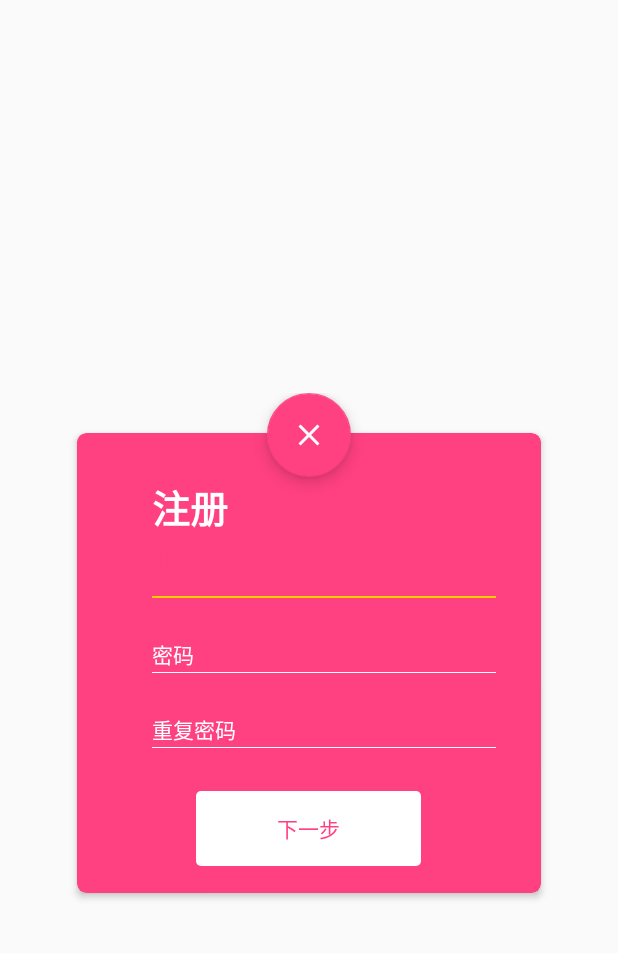
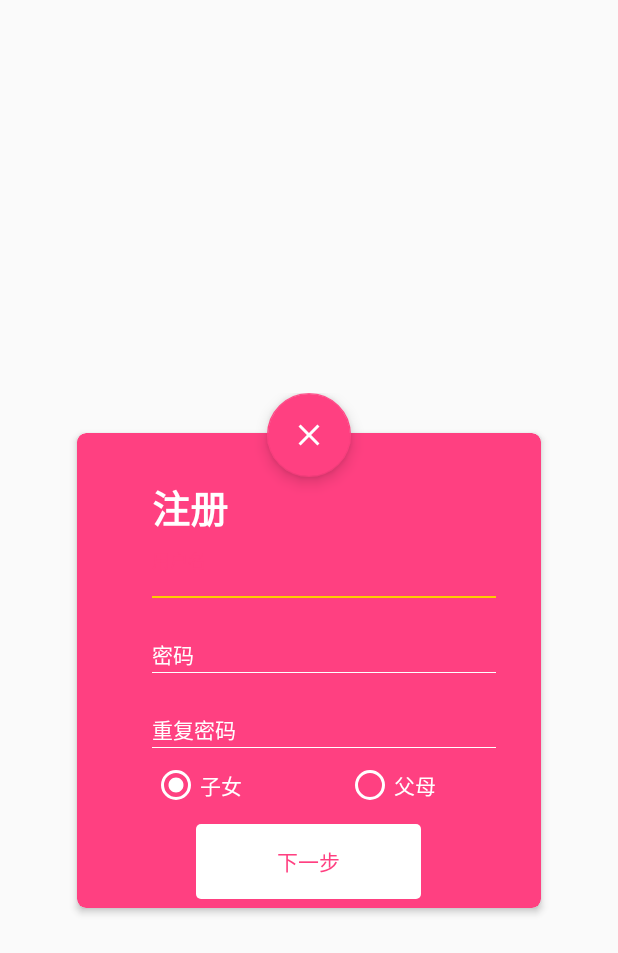
Before and after one commit to InnoFang/FamilyBond, an Android app: the layout activity_register.xml on its own in the app's theme, with its tools: preview values and no code run, on a phone screen of 412 x 824 dp. Shown: the top 953 px of the screen. Run offline under Robolectric (Android 15) with nearby library versions, the light colour scheme and no system bars.

Commit message:
[UPDATE] implement the logic and ui of login and register

```diff
--- a/app/src/main/res/layout/activity_register.xml
+++ b/app/src/main/res/layout/activity_register.xml
@@ -15,7 +15,7 @@
         <android.support.v7.widget.CardView
             android:id="@+id/register_card_view"
             android:layout_width="match_parent"
-            android:layout_height="320dp"
+            android:layout_height="330dp"
             android:layout_gravity="center_horizontal"
             android:layout_marginTop="20dp"
             app:cardBackgroundColor="@color/colorAccent"
@@ -90,6 +90,32 @@
 
                 </android.support.design.widget.TextInputLayout>
 
+                <RadioGroup
+                    android:layout_width="match_parent"
+                    android:layout_height="wrap_content"
+                    android:layout_marginStart="50dp"
+                    android:orientation="horizontal">
+
+                    <android.support.v7.widget.AppCompatRadioButton
+                        android:id="@+id/children_client_radio_button"
+                        android:layout_width="0dp"
+                        android:layout_height="wrap_content"
+                        android:layout_weight="1"
+                        android:checked="true"
+                        android:text="@string/children"
+                        android:textColor="@android:color/white"
+                        app:buttonTint="@android:color/white"/>
+
+                    <android.support.v7.widget.AppCompatRadioButton
+                        android:id="@+id/parents_client_radio_button"
+                        android:layout_width="0dp"
+                        android:layout_height="wrap_content"
+                        android:layout_weight="1"
+                        android:text="@string/parents"
+                        android:textColor="@android:color/white"
+                        app:buttonTint="@android:color/white"/>
+
+                </RadioGroup>
 
                 <FrameLayout
                     android:layout_width="match_parent"
@@ -107,7 +133,7 @@
                         android:layout_width="150dp"
                         android:layout_height="50dp"
                         android:layout_gravity="center_horizontal"
-                        android:layout_marginTop="20dp"
+                        android:layout_marginTop="10dp"
                         android:background="@drawable/bg_register_button"
                         android:stateListAnimator="@drawable/state_list_animator_z"
                         android:text="@string/next"
--- a/app/src/main/res/values/strings.xml
+++ b/app/src/main/res/values/strings.xml
@@ -4,10 +4,14 @@
     <string name="login">登录</string>
     <string name="username">用户名</string>
     <string name="password">密码</string>
-    <string name="forgot_password">忘记密码？</string>
+    <string name="forgot_password">忘记密码</string>
     <string name="register">注册</string>
     <string name="repeat_password">重复密码</string>
     <string name="next">下一步</string>
-    <string name="login_success">登录成功</string>
+    <string name="login_successful">登录成功</string>
     <string name="register_success">注册成功</string>
+    <string name="username_or_password_cannot_be_empty">用户名和密码不能空</string>
+    <string name="password_mismatch">两次密码不匹配，请重新输入</string>
+    <string name="children">子女</string>
+    <string name="parents">父母</string>
 </resources>
--- a/base/src/main/java/io/innofang/base/util/bmob/BmobEvent.java
+++ b/base/src/main/java/io/innofang/base/util/bmob/BmobEvent.java
@@ -12,7 +12,7 @@ import io.innofang.base.bean.User;
 
 public class BmobEvent {
 
-    interface onLoginListener {
+     public interface onLoginListener {
         boolean beforeLogin();
 
         void loginSuccessful(User user);
@@ -20,7 +20,7 @@ public class BmobEvent {
         void loginFailed(BmobException e);
     }
 
-    interface onRegisterListener {
+    public interface onRegisterListener {
         boolean beforeRegister();
 
         void registerSuccessful(User user);
--- a/children/src/main/java/io/innofang/children/MainActivity.java
+++ b/children/src/main/java/io/innofang/children/MainActivity.java
@@ -3,6 +3,9 @@ package io.innofang.children;
 import android.support.v7.app.AppCompatActivity;
 import android.os.Bundle;
 
+import com.alibaba.android.arouter.facade.annotation.Route;
+
+@Route(path = "/children/1")
 public class MainActivity extends AppCompatActivity {
 
     @Override
--- a/parents/src/main/java/io/innofang/parents/MainActivity.java
+++ b/parents/src/main/java/io/innofang/parents/MainActivity.java
@@ -3,6 +3,9 @@ package io.innofang.parents;
 import android.support.v7.app.AppCompatActivity;
 import android.os.Bundle;
 
+import com.alibaba.android.arouter.facade.annotation.Route;
+
+@Route(path = "/parents/1")
 public class MainActivity extends AppCompatActivity {
 
     @Override
```
Also changed, not shown: app/src/main/java/io/innofang/protectplus/login/LoginActivity.java (+28 -12 lines), app/src/main/java/io/innofang/protectplus/login/LoginContract.java (+5 -3 lines), app/src/main/java/io/innofang/protectplus/login/LoginPresenter.java (+46 -8 lines), app/src/main/java/io/innofang/protectplus/register/RegisterActivity.java (+42 -5 lines), app/src/main/java/io/innofang/protectplus/register/RegisterContract.java (+10 -5 lines), app/src/main/java/io/innofang/protectplus/register/RegisterPresenter.java (+46 -9 lines).
